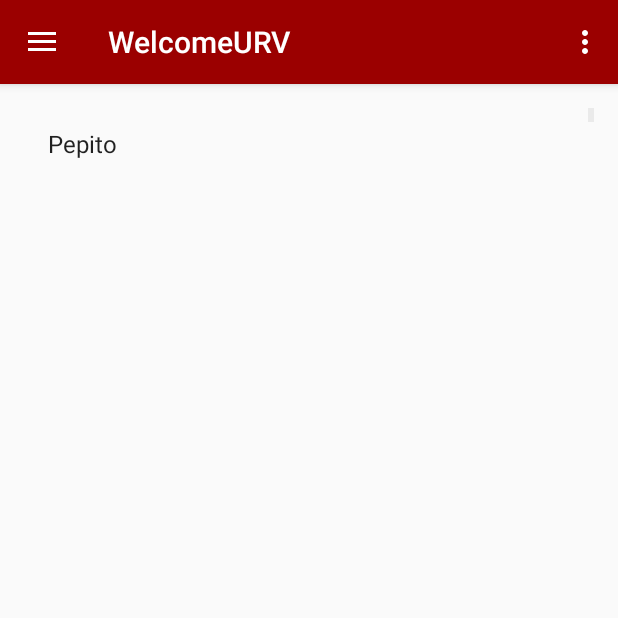
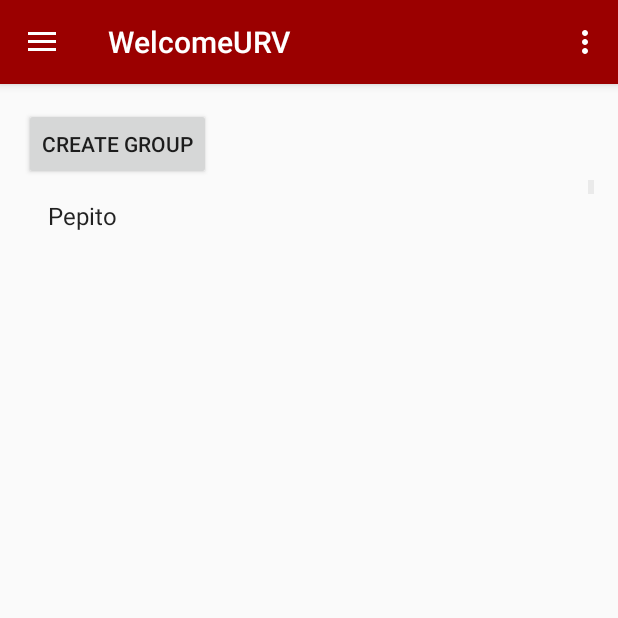
Before and after one commit to CodeathonURV/codeathonurv2016_LoremIpsum, an Android app: the Contacts screen opened directly, with no data from a screen before it, on a phone screen of 412 x 824 dp, the top half of it. Run offline under Robolectric (Android 15) with nearby library versions, the phone set to English and light mode, and no system bars.

Commit message:
boto contact

```diff
--- a/app/src/main/res/layout/content_contacts.xml
+++ b/app/src/main/res/layout/content_contacts.xml
@@ -12,18 +12,27 @@
     tools:context="com.codeathonurv2016.loremipsum.welcomeurv.Contacts"
     tools:showIn="@layout/app_bar_contacts">
 
+    <Button
+        android:layout_width="wrap_content"
+        android:layout_height="wrap_content"
+        android:text="Create group"
+        android:id="@+id/button" />
+
     <ScrollView
         android:layout_width="match_parent"
         android:layout_height="match_parent"
         android:id="@+id/scrollView2"
-        android:layout_alignParentTop="true"
-        android:layout_alignParentLeft="true"
-        android:layout_alignParentStart="true" >
+        android:layout_below="@+id/button"
+        android:layout_alignParentRight="true"
+        android:layout_alignParentEnd="true">
 
         <ListView
             android:layout_width="wrap_content"
             android:layout_height="wrap_content"
             android:id="@+id/listView"
-            android:entries="@array/mostra" />
+            android:entries="@array/mostra"
+            android:clickable="false"
+            android:contextClickable="false" />
     </ScrollView>
+
 </RelativeLayout>
```
